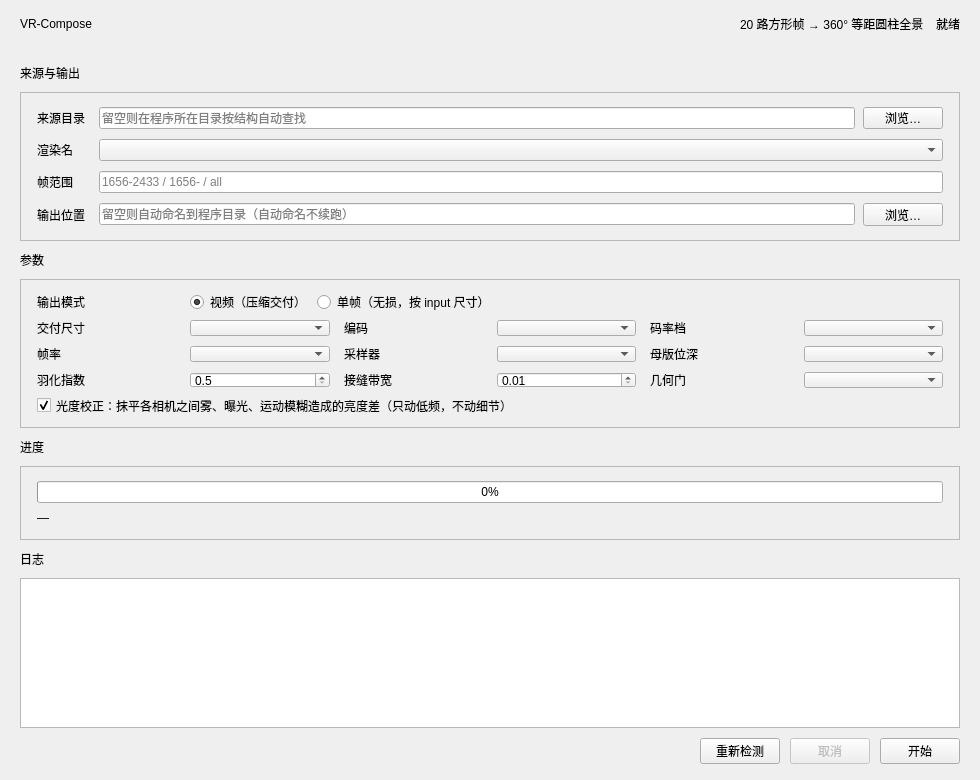
Before: the Qt Designer form src/vr_compose/gui/main_window.ui in Pannic17/VR-360-Compose, drawn with Qt 5.
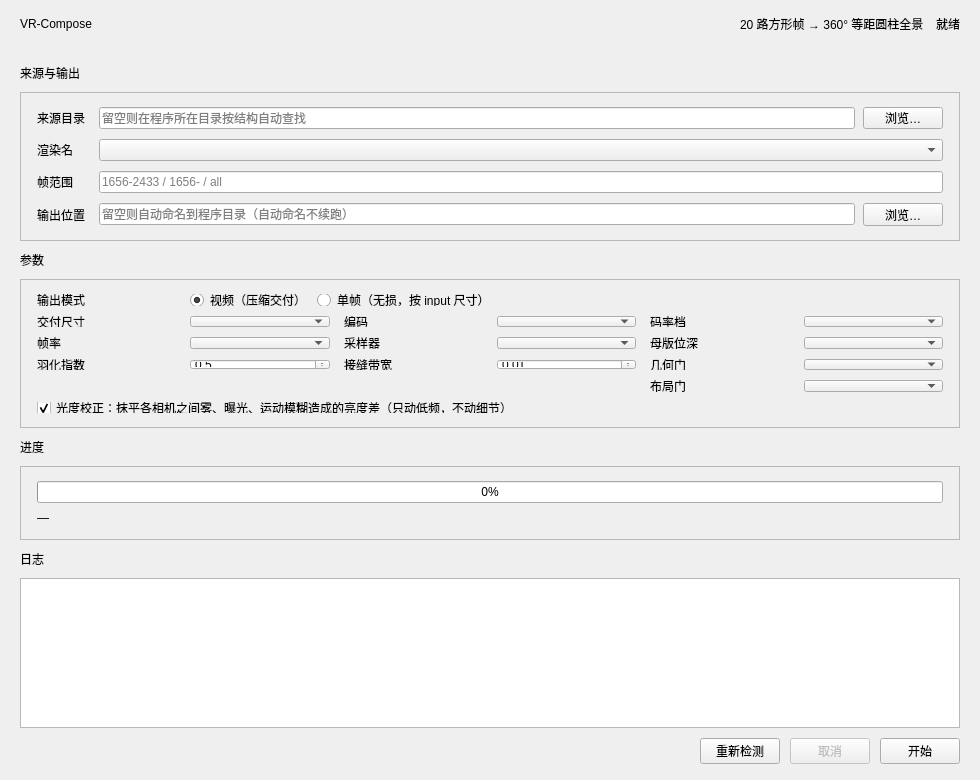
After: the same form once the commit is applied.

Commit message:
Add the layout gate for 15-camera sources (P11b)
- Move align_probe's phase correlation into vr_compose.layout, cropped to each pair's overlap
- Check the first frame before stitching: refuse above 1.0 deg or with fewer than 5 patches per pair
- Add --layout-gate to frame and sequence, a GUI selector, and a layout error event
- Record the threshold measurements and the whole-sector blind spot in the docs

Diff of the .ui file:
```diff
--- a/src/vr_compose/gui/main_window.ui
+++ b/src/vr_compose/gui/main_window.ui
@@ -271,7 +271,17 @@
             <property name="toolTip"><string>每隔若干帧量一次相邻相机在同一方向上的分歧：中位 1.0 / 均值 1.5 以上警告，2.5 / 4.0 以上停机，免得拿错的装配跑完一整趟。关掉只是不再检查，不改变画面 —— 给装配确实对不齐、但仍然要出片的数据用。</string></property>
            </widget>
           </item>
-          <item row="4" column="0" colspan="6">
+          <item row="4" column="4">
+           <widget class="QLabel" name="layoutGateLabel">
+            <property name="text"><string>布局门</string></property>
+           </widget>
+          </item>
+          <item row="4" column="5">
+           <widget class="QComboBox" name="layoutGateComboBox">
+            <property name="toolTip"><string>只对 15 路来源起作用：光看目录分不出它和「缺了 Camera16..20 的 20 路采集」。开着时，开拼之前用首帧比相邻相机把同一方向画在哪里（只看位置，不看亮度），差超过 1° 就拒绝；重叠区太暗太平、比不出来也拒绝。关掉只是不再检查 —— 确认编号无误、但画面比不出来的数据（比如全黑的测试场景）才关。和几何门互不牵连。</string></property>
+           </widget>
+          </item>
+          <item row="5" column="0" colspan="6">
            <widget class="QCheckBox" name="harmoniseCheckBox">
             <property name="text"><string>光度校正：抹平各相机之间雾、曝光、运动模糊造成的亮度差（只动低频，不动细节）</string></property>
             <property name="toolTip"><string>渲染器按每个视口单独计算体积雾、曝光、运动模糊，相邻相机看同一方向会差几级亮度，拼出来有 tile 形状的色块。开着时把这种平滑的差异在混合前扣掉；本来一致的数据几乎不受影响。关掉则输出与 P1 基准逐字节相同。</string></property>
```
The commit also changes 14 other files.
